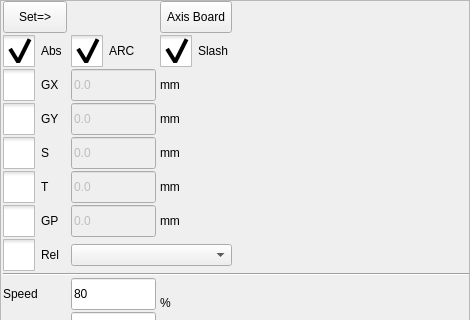
First picture: the form in hcinstruction/actionsettingframe_8.ui, repository GaussCheng/2-5AxisPunch, before the edit; both pictures show x 0 to 470 and y 0 to 320 of the 470 by 688 pixel window.
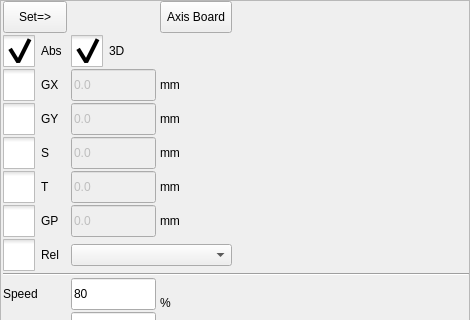
Second picture: the form after the edit. Icons and pictures are not drawn. Custom widgets are drawn as their Qt base class.

The edit to the form file:
```diff
--- a/hcinstruction/actionsettingframe_8.ui
+++ b/hcinstruction/actionsettingframe_8.ui
@@ -685,45 +685,7 @@
 }</string>
      </property>
      <property name="text">
-      <string>ARC</string>
-     </property>
-     <property name="checkable">
-      <bool>true</bool>
-     </property>
-     <property name="checked">
-      <bool>true</bool>
-     </property>
-    </widget>
-   </item>
-   <item row="1" column="2">
-    <widget class="QCheckBox" name="slashBox">
-     <property name="styleSheet">
-      <string notr="true">::indicator {
-     width: 32px;
-     height: 32px;
- }
-
-::indicator:unchecked 
-{
-     image: url(:/resource/check_unchecked.png);
- }
-::indicator:checked 
-{
-     image: url(:/resource/check_checked.png);
- }
-
-::indicator:checked:disabled
-{
- image: url(:/resource/check_checked_disable.png);
-}
-
-::indicator:unchecked:disabled
-{
- image: url(:/resource/check_unchecked_disable.png);
-}</string>
-     </property>
-     <property name="text">
-      <string>Slash</string>
+      <string>3D</string>
      </property>
      <property name="checkable">
       <bool>true</bool>
```
Left out of the diff: 2 changed lines with no effect on the pictures.
